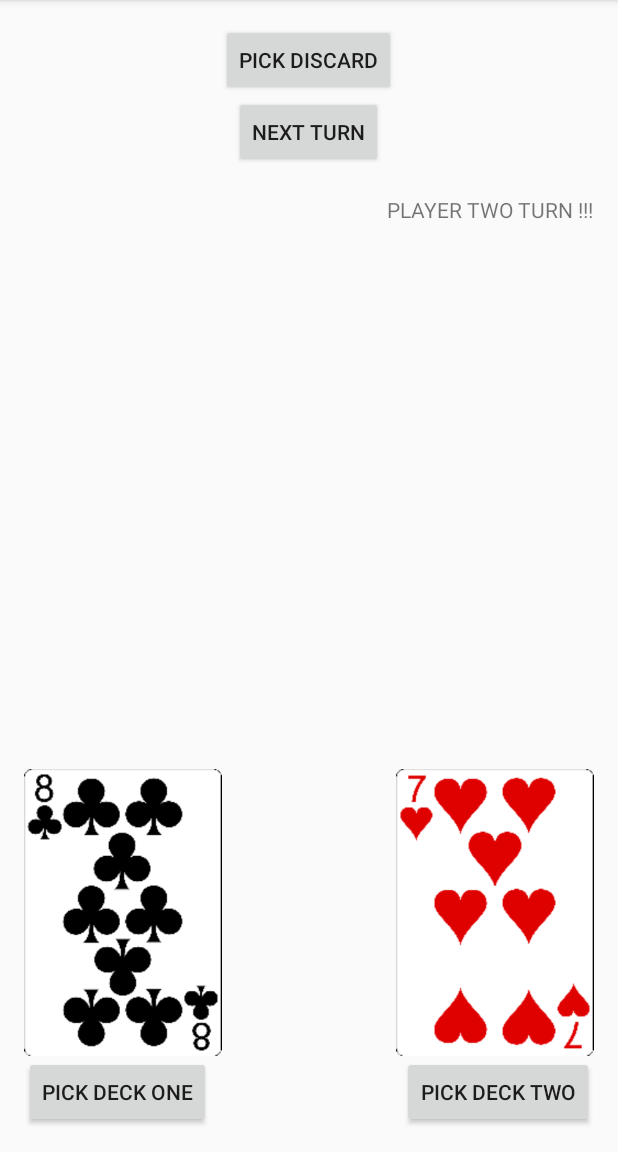
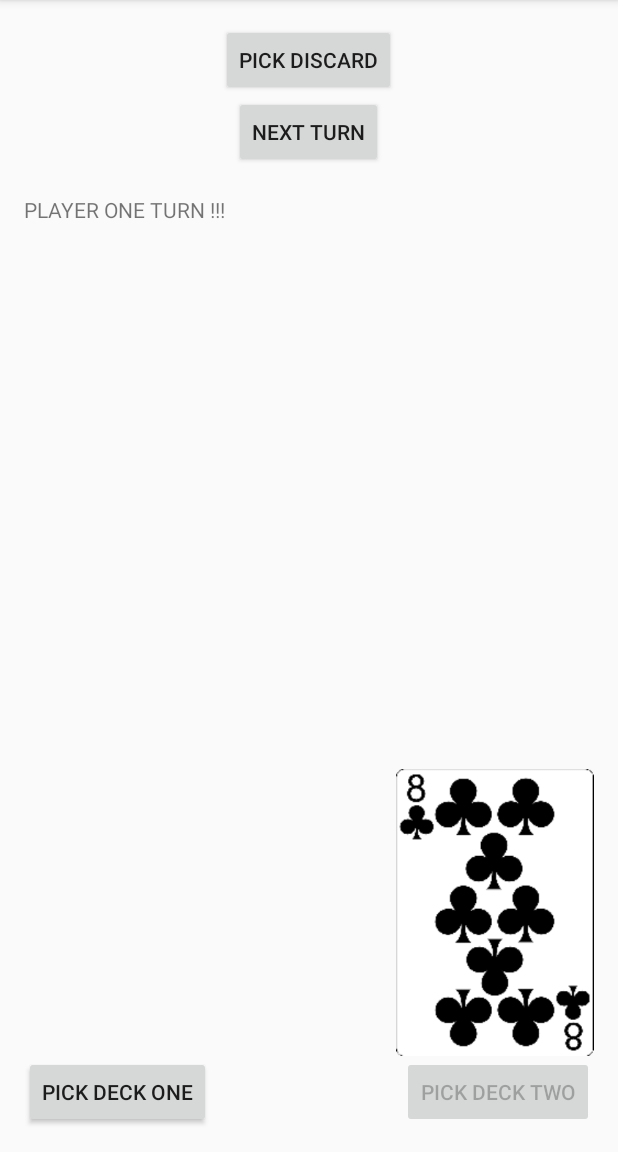
Before and after one commit to iksmiT/NewCardGameProject, an Android app: the PlayActivity screen opened directly, with no data from a screen before it, after a tap on "PICK DECK TWO", on a phone screen of 412 x 824 dp, the part 84-1236 px from its top. Run offline under Robolectric (Android 15) with nearby library versions, the phone set to English and light mode, and no system bars; 1 other tap on this screen came first.

Commit message:
Validate Turn System

```diff
--- a/app/src/main/java/timski_ensicaen/newcardgameproject/PlayActivity.java
+++ b/app/src/main/java/timski_ensicaen/newcardgameproject/PlayActivity.java
@@ -13,6 +13,8 @@
     CardDeck mCardDeck = new CardDeck();
     Round mRound = new Round();
 
+
+
     @Override
     protected void onCreate(Bundle savedInstanceState) {
         super.onCreate(savedInstanceState);
@@ -20,8 +22,9 @@
 
         TextView playerOneText = (TextView) findViewById(R.id.text_one);
         TextView playerTwoText = (TextView) findViewById(R.id.text_two);
-
-        changeTextDisplayed(playerOneText, playerTwoText, mRound);
+        Button pickDeckButtonOne = (Button) findViewById(R.id.pick_from_one);
+        Button pickDeckButtonTwo = (Button) findViewById(R.id.pick_from_two);
+        turnSystem(mRound,pickDeckButtonOne, pickDeckButtonTwo, playerOneText, playerTwoText);
     }
 
     @Override
@@ -33,10 +36,17 @@
             @Override
             public void onClick(View v) {
                 ImageView cardImage = (ImageView) findViewById(R.id.image_view_one);
+                TextView playerOneText = (TextView) findViewById(R.id.text_one);
+                TextView playerTwoText = (TextView) findViewById(R.id.text_two);
+                Button pickDeckButtonOne = (Button) findViewById(R.id.pick_from_one);
+                Button pickDeckButtonTwo = (Button) findViewById(R.id.pick_from_two);
+
                 CardEntity pickedCard = mCardDeck.pickCardEntity();
                 if (pickedCard != null) {
                     displayCardEntity(cardImage, pickedCard.getId(), globalValues.customWidth, globalValues.customHeight);
                 }
+                mRound.changeTurn();
+                turnSystem(mRound,pickDeckButtonOne, pickDeckButtonTwo, playerOneText, playerTwoText);
             }
         });
 
@@ -45,10 +55,17 @@
             @Override
             public void onClick(View v) {
                 ImageView cardImage = (ImageView) findViewById(R.id.image_view_two);
+                TextView playerOneText = (TextView) findViewById(R.id.text_one);
+                TextView playerTwoText = (TextView) findViewById(R.id.text_two);
+                Button pickDeckButtonOne = (Button) findViewById(R.id.pick_from_one);
+                Button pickDeckButtonTwo = (Button) findViewById(R.id.pick_from_two);
                 CardEntity pickedCard = mCardDeck.pickCardEntity();
+
                 if (pickedCard != null) {
                     displayCardEntity(cardImage, pickedCard.getId(), globalValues.customWidth, globalValues.customHeight);
                 }
+                mRound.changeTurn();
+                turnSystem(mRound,pickDeckButtonOne, pickDeckButtonTwo, playerOneText, playerTwoText);
             }
         });
 
@@ -71,9 +88,10 @@
             public void onClick(View v) {
                 TextView playerOneText = (TextView) findViewById(R.id.text_one);
                 TextView playerTwoText = (TextView) findViewById(R.id.text_two);
+                Button pickDeckButtonOne = (Button) findViewById(R.id.pick_from_one);
+                Button pickDeckButtonTwo = (Button) findViewById(R.id.pick_from_two);
                 mRound.changeTurn();
-                changeTextDisplayed(playerOneText, playerTwoText, mRound);
-
+                turnSystem(mRound,pickDeckButtonOne, pickDeckButtonTwo, playerOneText, playerTwoText);
             }
         });
     }
@@ -108,6 +126,21 @@
             mTextView2.setText("");
         }
         else {
+            mTextView2.setText("PLAYER TWO TURN !!!");
+            mTextView1.setText("");
+        }
+    }
+
+    public void turnSystem(Round round, Button buttonOne, Button buttonTwo, TextView mTextView1, TextView mTextView2) {
+        if (round.getTurn() == Round.PLAYER_ONE_TURN ) {
+            buttonTwo.setEnabled(false);
+            buttonOne.setEnabled(true);
+            mTextView1.setText("PLAYER ONE TURN !!!");
+            mTextView2.setText("");
+        }
+        else {
+            buttonOne.setEnabled(false);
+            buttonTwo.setEnabled(true);
             mTextView2.setText("PLAYER TWO TURN !!!");
             mTextView1.setText("");
         }
```
